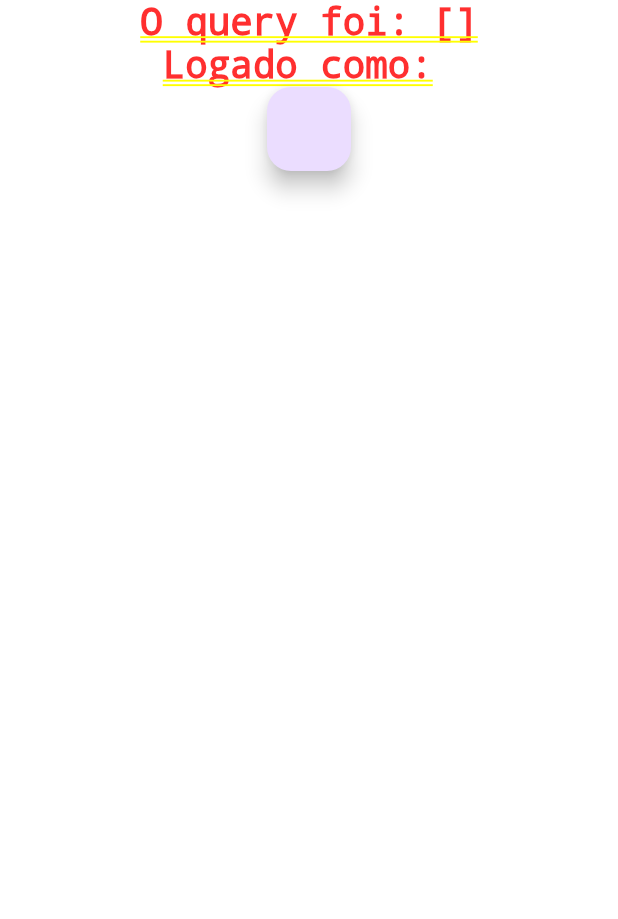
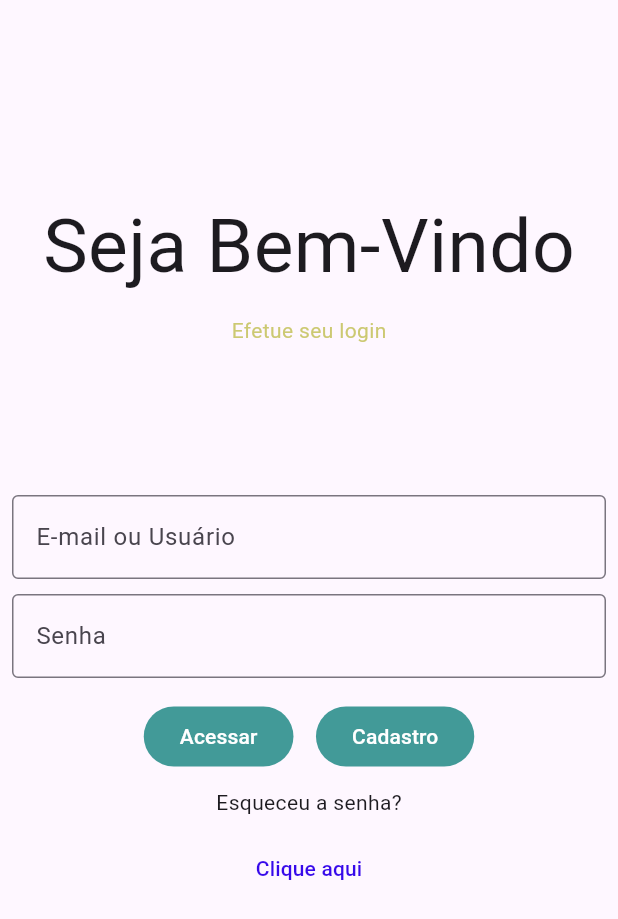
Before and after one commit to LuizzDutra/DSI-Grupo09_2024.2, a Flutter app: the screen it shows after launch, on a phone screen of 412 x 824 dp. Shown: the top 919 px of the screen. Run offline on Flutter 3.47's test engine with Material 3 defaults, Android fonts, the light colour scheme and no system bars; our stand-ins replace sqflite; missing offline and left inert: conduit_password_hash; accounts and stored records are empty.

Commit message:
Telas de Login e Registro

```diff
--- a/lib/HomePage.dart
+++ b/lib/HomePage.dart
@@ -1,99 +1,188 @@
+import 'package:app_gp9/autenticacao.dart';
 import 'package:flutter/material.dart';
-import 'package:app_gp9/autenticacao.dart';
 
-class MyApp extends StatelessWidget {
-  const MyApp({super.key});
+class Login extends StatefulWidget{
+
+  const Login({super.key});
 
   @override
+  State<Login> createState() => _LoginState();
+}
+
+class _LoginState extends State<Login> {
+  @override
   Widget build(BuildContext context) {
-    return MaterialApp(
-      title: 'Flutter Demo',
-      theme: ThemeData(
-        colorScheme: ColorScheme.fromSeed(seedColor: Colors.deepPurple),
-        useMaterial3: true,
+    return Scaffold(
+        body: Container(
+          padding: const EdgeInsets.all(8.0),
+          child: Column(
+            children: [
+              const Center(
+                child: Column(
+                  children: [
+                    SizedBox(height: 120,),
+                    Text("Seja Bem-Vindo",style: TextStyle(fontSize: 50),),
+                    SizedBox(height: 10,),
+                    Text("Efetue seu login",style: TextStyle(color: Color.fromARGB(142, 164, 164, 1)),),
+                    SizedBox(height: 100,),
+                  ],
                 ),
-      home: const MyHomePage(title: 'Flutter Demo Home Page'),
+              ),
+
+
+              const SizedBox(
+                width: 700,
+                child: TextField(
+                  decoration:
+                  InputDecoration(
+                    labelText: 'E-mail ou Usuário',
+                    border: OutlineInputBorder(),
+                    ),
+
+                ),
+              ),
+              const SizedBox(height: 10,),
+              const SizedBox(
+                width: 700,
+                child: TextField(
+                  obscureText: true,
+                  decoration:
+                  InputDecoration(
+                    labelText: 'Senha',
+                    border: OutlineInputBorder(),
+
+                    ),
+
+                ),
+              ),
+              const SizedBox(height: 15,),
+
+              Row(
+                mainAxisAlignment: MainAxisAlignment.center,
+                children: [
+                  FilledButton(onPressed: (){},style: const ButtonStyle(backgroundColor: WidgetStatePropertyAll(Color.fromRGBO(66, 154,152, 1))), child: const Text("Acessar")),
+                  const SizedBox(width: 15,),
+                  FilledButton(onPressed: (){
+
+                    Navigator.push(context, MaterialPageRoute(builder: (context) => const Registro()));
+
+                  },style: const ButtonStyle(backgroundColor: WidgetStatePropertyAll(Color.fromRGBO(66, 154,152, 1))), child: const Text("Cadastro")),
+                ],
+              ),
+
+              const SizedBox(height: 10,),
+              const Text("Esqueceu a senha?"),
+              const SizedBox(height: 10,),
+              TextButton(onPressed: (){}, child: const Text("Clique aqui",style: TextStyle(color: Color.fromRGBO(54, 9, 234, 1)),),)
+
+            ],
+          )
+
+        ),
       );
+
+
   }
 }
 
-class MyHomePage extends StatefulWidget {
-  const MyHomePage({super.key, required this.title});
+class Registro extends StatefulWidget{
 
-  final String title;
+  const Registro({super.key});
 
   @override
-  State<MyHomePage> createState() => _MyHomePageState();
+  State<Registro> createState() => _RegistroState();
 }
 
-class _MyHomePageState extends State<MyHomePage> {
+class _RegistroState extends State<Registro> {
+  @override
+  Widget build(BuildContext context) {
+    return
+    Scaffold(
+        body: Container(
+          padding: const EdgeInsets.all(8.0),
+          child: Column(
+            children: [
+              const Center(
+                child: Column(
+                  children: [
+                    SizedBox(height: 100,),
+                    Text("Cadastro",style: TextStyle(fontSize: 50, color: Color.fromARGB(92, 24, 190, 132)),),
+                    SizedBox(height: 5,),
+                    Text("Efetue seu cadastro",style: TextStyle(color: Color.fromARGB(142, 164, 164, 1), fontSize: 25),),
+                    SizedBox(height: 50,),
+                  ],
+                ),
+              ),
 
-  String dbQuery = '';
 
-  String usuario = '';
+              const SizedBox(
+                width: 700,
+                child: TextField(
+                  decoration:
+                  InputDecoration(
+                    labelText: 'Usuário',
+                    //border: OutlineInputBorder(),
+                    ),
 
-  late Autenticar auth;
+                ),
+              ),
+              const SizedBox(height: 20,),
+              const SizedBox(
+                width: 700,
+                child: TextField(
+                  obscureText: true,
+                  decoration:
+                  InputDecoration(
+                    labelText: 'Senha',
+                    //border: OutlineInputBorder(),
 
-  Future<void> init() async{
-    auth = await Autenticar.init();
-    registrarAdmin();
-    registrarUsuario();
-    pegarQuery();
-  }
+                    ),
 
-  Future<dynamic> pegarQuery() async{
-    var query = await auth.db.pegarTabelaUsuario();
-    setState((){
-      dbQuery = query.toString();
-    });
-  }
+                ),
+              ),
+              const SizedBox(height: 20,),
+              const SizedBox(
+                width: 700,
+                child: TextField(
+                  obscureText: true,
+                  decoration:
+                  InputDecoration(
+                    labelText: 'Confimar senha',
+                    //border: OutlineInputBorder(),
 
-  //função demo apenas para chamada do banco de dados
-  Future<void> registrarUsuario() async{
-    try{
-      await auth.registrar("Beltrano@e.com", "Beltrano", "0000");
-    }on Exception catch(e){
-      print(e);
-    }
-    pegarQuery();
-  }
+                    ),
 
-  Future<void> registrarAdmin() async{
-    try{
-      await auth.registrar("luizzidutra@gmail.com", "Luiz", "admin000");
-    }on Exception catch(e){
-      print(e);
+                ),
+              ),
+
+              const SizedBox(height: 20,),
+
+              const SizedBox(
+                width: 700,
+                child: TextField(
+                  obscureText: true,
+                  decoration:
+                  InputDecoration(
+                    labelText: 'E-mail',
+                    //border: OutlineInputBorder(),
+
+                    ),
+
+                ),
+              ),
+
+              const SizedBox(height: 55,),
+
+              FilledButton(onPressed: (){},style: const ButtonStyle(backgroundColor: WidgetStatePropertyAll(Color.fromRGBO(66, 154,152, 1))), child: const Text("Cadastrar")),
+
+
+
+            ],
+          )
+
+        ),
+      );
+
+
   }
 }
-  Future<void> logarAdmin() async{
-    await auth.logar("luizzidutra@gmail.com", "admin000");
-    setState(() {
-      usuario = Autenticar.usuarioLogado;
-    });
-  }
-
-  @override
-  void initState() {
-    super.initState();
-    init();
-  }
-
-  @override
-  Widget build(BuildContext context) {
-    return Column(
-      children: <Widget>[
-        Text(
-          style: const TextStyle(
-            fontSize: 25,
-          ),
-          "O query foi: $dbQuery"),
-        Text(
-          style: const TextStyle(
-            fontSize: 25,
-          ),
-          "Logado como: $usuario"),
-        FloatingActionButton(onPressed: () => logarAdmin()),
-      ],
-    );
-  }
-}
```
Also changed, not shown: lib/main.dart (+12 -1 lines). Lines whose indentation alone changed are shown as unchanged.
